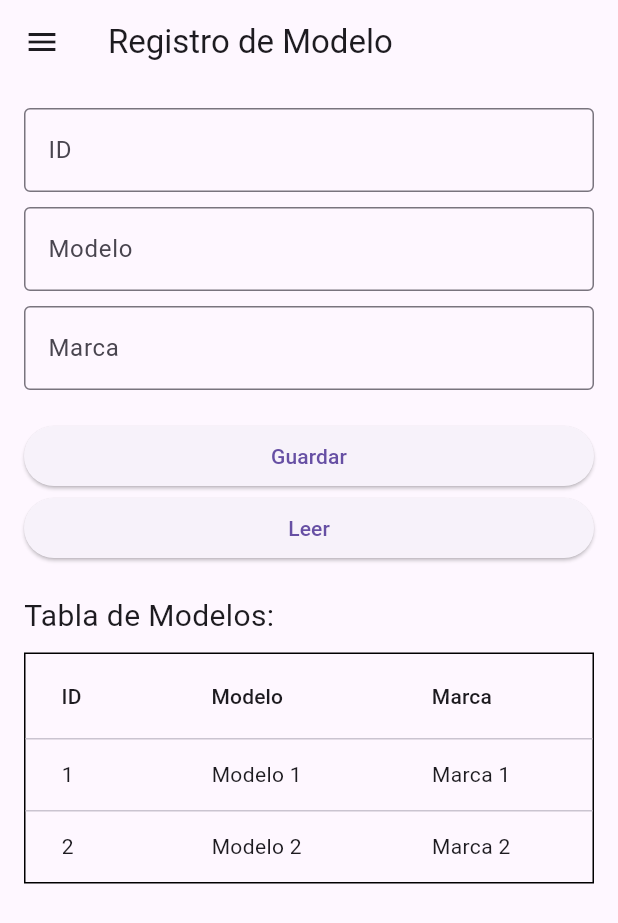
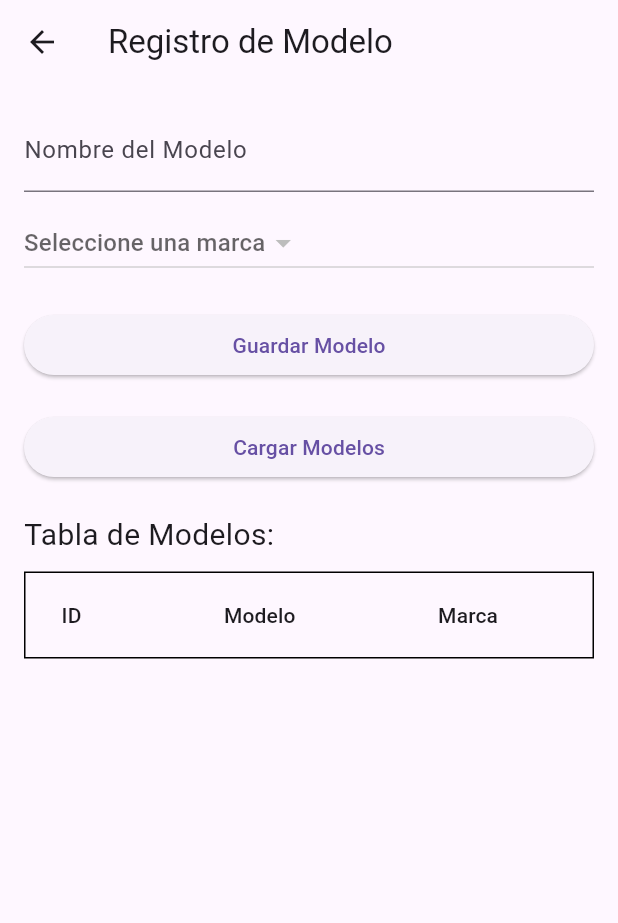
Before and after one commit to Jack-JK/Concesionaria-Flutter, a Flutter app: the ModeloPage screen opened directly, on a phone screen of 412 x 824 dp. Shown: the top 923 px of the screen. Run offline on Flutter 3.47's test engine with Material 3 defaults, Android fonts, the phone set to English and light mode, and no system bars; our stand-ins replace cloud_firestore, firebase_core; accounts and stored records are empty.

Commit message:
Modelo-firebase finish, mod Marca

```diff
--- a/lib/pages/modelo.dart
+++ b/lib/pages/modelo.dart
@@ -1,14 +1,27 @@
 import 'package:flutter/material.dart';
-import 'package:flutter_application_1/pages/compra.dart';
-import 'package:flutter_application_1/pages/home.dart';
-import 'package:flutter_application_1/pages/marca.dart';
-import 'package:flutter_application_1/pages/proveedor.dart';
-import 'package:flutter_application_1/pages/rol.dart';
-import 'package:flutter_application_1/pages/venta.dart';
+import 'package:flutter_application_1/service/firebase_service.dart';
 
+class ModeloPage extends StatefulWidget {
+  const ModeloPage({Key? key}) : super(key: key);
 
-class ModeloPage extends StatelessWidget {
-  const ModeloPage({Key? key}) : super(key: key);
+  @override
+  State<ModeloPage> createState() => _ModeloPageState();
+}
+
+class _ModeloPageState extends State<ModeloPage> {
+  List<Map<String, dynamic>> _modelos = [];
+  final modeloController = TextEditingController();
+  String? selectedMarca;
+
+  void _leerModelos() {
+    FirebaseService.leerModelos().then((modelos) {
+      setState(() {
+        _modelos = modelos;
+      });
+    }).catchError((error) {
+      print('Error al leer modelos: $error');
+    });
+  }
 
   @override
   Widget build(BuildContext context) {
@@ -16,127 +29,71 @@ class ModeloPage extends StatelessWidget {
       appBar: AppBar(
         title: const Text('Registro de Modelo'),
       ),
-      drawer: Drawer(
-        child: ListView(
-          padding: EdgeInsets.zero,
-          children: [
-            const DrawerHeader(
-              decoration: BoxDecoration(
-                color: Colors.blue,
-              ),
-              child: Text('Menu'),
-            ),
-            ListTile(
-              title: const Text('Marca'),
-              onTap: () {
-                // Navegación a Marca
-                Navigator.push(
-                  context,
-                  MaterialPageRoute(builder: (context) => const MarcaPage())
-                );
-              },
-            ),
-            ListTile(
-              title: const Text('Modelo'),
-              onTap: () {
-                // Navegación a Modelo
-                Navigator.push(
-                  context,
-                  MaterialPageRoute(builder: (context) => const ModeloPage())
-                );
-              },
-            ),
-            ListTile(
-              title: const Text('Proveedor'),
-              onTap: () {
-                // Navegación a Proveedor
-                Navigator.push(
-                  context,
-                  MaterialPageRoute(builder: (context) => const ProveedorPage())
-                );
-              },
-            ),
-            ListTile(
-              title: const Text('Compra'),
-              onTap: () {
-                // Navegación a Compra
-                Navigator.push(
-                  context,
-                  MaterialPageRoute(builder: (context) => const CompraPage())
-                );
-              },
-            ),
-            ListTile(
-              title: const Text('Venta'),
-              onTap: () {
-                // Navegación a Venta
-                Navigator.push(
-                  context,
-                  MaterialPageRoute(builder: (context) => const VentaPage())
-                );
-              },
-            ),
-            ListTile(
-              title: const Text('Rol'),
-              onTap: () {
-                // Navegación a Rol
-                Navigator.push(
-                  context,
-                  MaterialPageRoute(builder: (context) => const RolPage())
-                );
-              },
-            ),
-            ListTile(
-              title: const Text('Cerrar sesión'),
-              onTap: () {
-                // Navegación a home
-                Navigator.push(
-                  context,
-                  MaterialPageRoute(builder: (context) => const HomePage())
-                );
-              },
-            ),
-          ],
-        ),
-      ),
       body: SingleChildScrollView(
-        child: Padding(
         padding: const EdgeInsets.all(16.0),
         child: Column(
           crossAxisAlignment: CrossAxisAlignment.stretch,
           children: [
-              const TextField(
-                decoration: InputDecoration(
-                  labelText: 'ID',
-                  border: OutlineInputBorder(),
-                ),
+            TextField(
+              controller: modeloController,
+              decoration: const InputDecoration(labelText: 'Nombre del Modelo'),
             ),
             const SizedBox(height: 10),
-              const TextField(
-                decoration: InputDecoration(
-                  labelText: 'Modelo',
-                  border: OutlineInputBorder(),
-                ),
-              ),
-              const SizedBox(height: 10),
-              const TextField(
-                decoration: InputDecoration(
-                  labelText: 'Marca',
-                  border: OutlineInputBorder(),
-                ),
+            FutureBuilder<List<Map<String, dynamic>>>(
+              future: FirebaseService.leerMarcas(),
+              builder: (context, snapshot) {
+                if (snapshot.hasData) {
+                  List<Map<String, dynamic>> marcas = snapshot.data!;
+                  return DropdownButton<String>(
+                    hint: const Text('Seleccione una marca'),
+                    value: selectedMarca,
+                    items: marcas.map((marca) {
+                      return DropdownMenuItem<String>(
+                        value: marca['ID'].toString(),
+                        child: Text(marca['Marca']),
+                      );
+                    }).toList(),
+                    onChanged: (value) {
+                      setState(() {
+                        selectedMarca = value;
+                      });
+                    },
+                  );
+                } else {
+                  return const CircularProgressIndicator();
+                }
+              },
             ),
             const SizedBox(height: 20),
             ElevatedButton(
               onPressed: () {
-                  // Add logic to save modelo
+                if (modeloController.text.isNotEmpty && selectedMarca != null) {
+                  FirebaseService.guardarModelo(modeloController.text, selectedMarca!).then((_) {
+                    ScaffoldMessenger.of(context).showSnackBar(
+                      const SnackBar(content: Text('Modelo guardado correctamente')),
+                    );
+                    modeloController.clear();
+                    setState(() {
+                      selectedMarca = null;
+                    });
+                    //_leerModelos(); // Actualizar la lista de modelos después de guardar uno nuevo
+                  }).catchError((error) {
+                    ScaffoldMessenger.of(context).showSnackBar(
+                      SnackBar(content: Text('Error al guardar el modelo: $error')),
+                    );
+                  });
+                } else {
+                  ScaffoldMessenger.of(context).showSnackBar(
+                    const SnackBar(content: Text('Por favor, ingrese el nombre del modelo y seleccione una marca')),
+                  );
+                }
               },
-                child: const Text('Guardar'),
+              child: const Text('Guardar Modelo'),
             ),
+            const SizedBox(height: 20),
             ElevatedButton(
-                onPressed: () {
-                  // Add logic to save modelo
-                },
-                child: const Text('Leer'),
+              onPressed: _leerModelos,
+              child: const Text('Cargar Modelos'),
             ),
             const SizedBox(height: 20),
             const Text(
@@ -154,28 +111,20 @@ class ModeloPage extends StatelessWidget {
                   DataColumn(label: Text('Modelo')),
                   DataColumn(label: Text('Marca')),
                 ],
-                  rows: const <DataRow>[
-                    DataRow(
-                      cells: <DataCell>[
-                        DataCell(Text('1')),
-                        DataCell(Text('Modelo 1')),
-                        DataCell(Text('Marca 1')),
+                rows: _modelos.map((modelo) {
+                  return DataRow(
+                    cells: [
+                      DataCell(Text(modelo['ID'].toString())),
+                      DataCell(Text(modelo['Modelo'])),
+                      DataCell(Text(modelo['Marca'])),
                     ],
-                    ),
-                    DataRow(
-                      cells: <DataCell>[
-                        DataCell(Text('2')),
-                        DataCell(Text('Modelo 2')),
-                        DataCell(Text('Marca 2')),
-                      ],
-                    ),
-                  ],
+                  );
+                }).toList(),
               ),
             ),
           ],
         ),
       ),
-      ),
     );
   }
 }
```
Also changed, not shown: lib/pages/marca.dart (+95 -9 lines), lib/service/firebase_service.dart (+38 -0 lines). Lines whose indentation alone changed are shown as unchanged.
